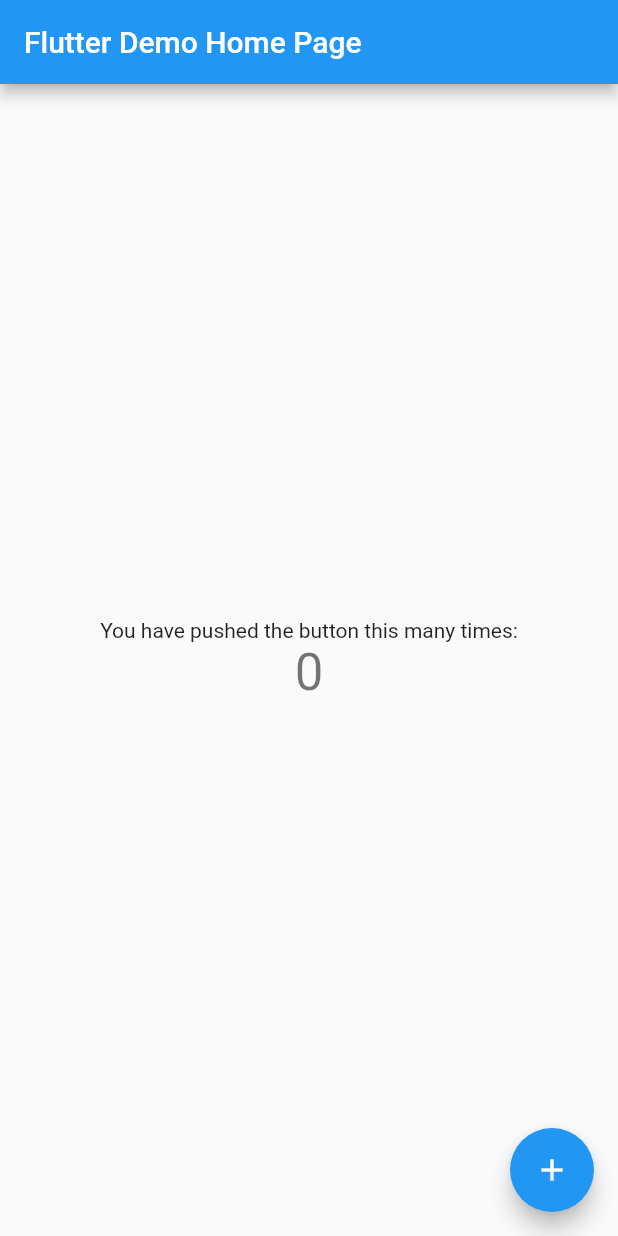
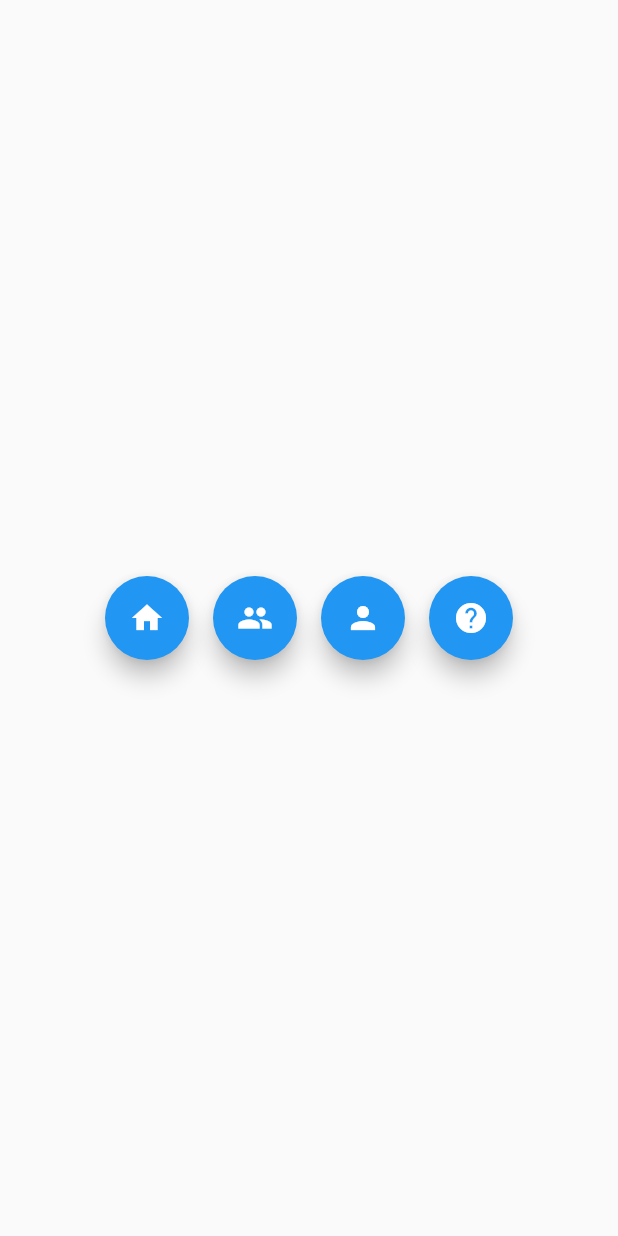
Before and after one commit to dawcules/myespoo-concept, a Flutter app: the screen it shows after launch, on a phone screen of 412 x 824 dp. Run offline on Flutter 3.47's test engine with Material 2 defaults, Android fonts, the phone set to English and light mode, and no system bars.

Commit message:
Static navigation

```diff
--- a/lib/main.dart
+++ b/lib/main.dart
@@ -1,4 +1,6 @@
 import 'package:flutter/material.dart';
+
+import './router.dart';
 
 void main() => runApp(MyApp());
 
@@ -20,7 +22,8 @@ class MyApp extends StatelessWidget {
         // is not restarted.
         primarySwatch: Colors.blue,
       ),
-      home: MyHomePage(title: 'Flutter Demo Home Page'),
+      initialRoute: '/',
+      onGenerateRoute: (settings) => Router.generateRoute(settings),
     );
   }
 }
--- /dev/null
+++ b/lib/pages/welcome_page.dart
@@ -0,0 +1,48 @@
+import 'package:flutter/material.dart';
+
+class WelcomePage extends StatelessWidget {
+  const WelcomePage({Key key}) : super(key: key);
+
+  @override
+  Widget build(BuildContext context) {
+    return Container(
+      child: Scaffold(
+        body: Center(child: generateNavigationButtons(context)),
+      ),
+    );
+  }
+
+  Widget generateNavigationButtons(BuildContext context) {
+    return Row(
+      mainAxisAlignment: MainAxisAlignment.center,
+      children: <Widget>[
+        FloatingActionButton(
+          child: Icon(Icons.home),
+          heroTag: "nav_home",
+          onPressed: () => Navigator.of(context).pushNamed(
+            "/home",
+            arguments: "Pitäiskö poistaa app bar?", // argumentsiin voi laittaa mitä vaan, esim konstruktorin data.
+          ),                                        // -- täs tapaukses arguments muuttuu AppBar titleks
+        ),
+        Padding(padding: EdgeInsets.all(8)),
+        FloatingActionButton(
+          child: Icon(Icons.people),
+          heroTag: "nav_community",
+          onPressed: () => Navigator.of(context).pushNamed("/community"),
+        ),
+        Padding(padding: EdgeInsets.all(8)),
+        FloatingActionButton(
+          child: Icon(Icons.person),
+          heroTag: "nav_personal",
+          onPressed: () => Navigator.of(context).pushNamed("/personal"),
+        ),
+        Padding(padding: EdgeInsets.all(8)),
+        FloatingActionButton(
+          child: Icon(Icons.help),
+          heroTag: "nav_introduction",
+          onPressed: () => Navigator.of(context).pushNamed("/introduction"),
+        ),
+      ],
+    );
+  }
+}
--- /dev/null
+++ b/lib/router.dart
@@ -0,0 +1,40 @@
+import 'package:flutter/material.dart';
+
+import './main.dart';
+import './pages/welcome_page.dart';
+import './pages/community_page.dart';
+import './pages/introduction_page.dart';
+import './pages/personal_page.dart';
+
+// https://www.youtube.com/watch?v=nyvwx7o277U
+
+class Router {
+  static Route<dynamic> generateRoute(RouteSettings settings) {
+    final args = settings.arguments;
+
+    switch (settings.name) {
+      case '/': // The absolute first page
+        return MaterialPageRoute(builder: (_) => WelcomePage());
+      case '/home':
+        return MaterialPageRoute(builder: (_) => MyHomePage(title: args));
+      case '/community':
+        return MaterialPageRoute(builder: (_) => CommunityPage());
+      case '/personal':
+        return MaterialPageRoute(builder: (_) => PersonalPage());
+      case '/introduction':
+        return MaterialPageRoute(builder: (_) => IntroductionPage());
+      default:
+        return _errorRoute();
+    }
+  }
+
+  static Route<dynamic> _errorRoute() {
+    return MaterialPageRoute(builder: (_) {
+      return Scaffold(
+        body: Center(
+          child: Text("404 - ei löydy :D"),
+        ),
+      );
+    });
+  }
+}
```
Also changed, not shown: lib/pages/community_page.dart (added, +16 -0 lines), lib/pages/introduction_page.dart (added, +16 -0 lines), lib/pages/personal_page.dart (added, +16 -0 lines).
